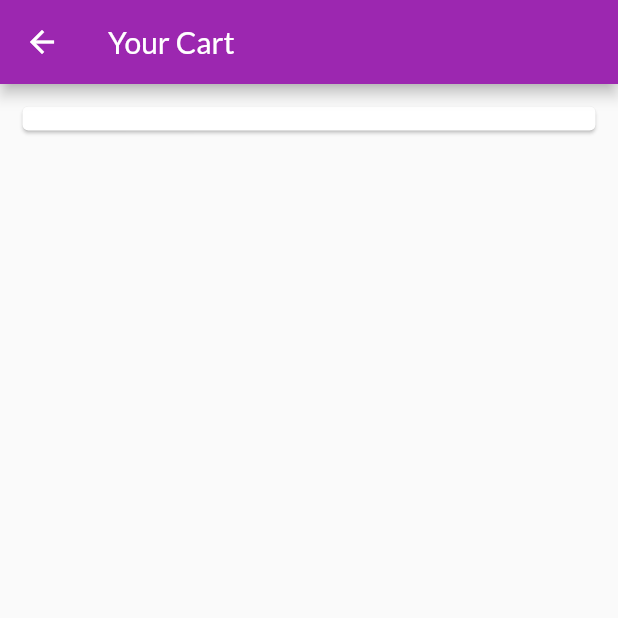
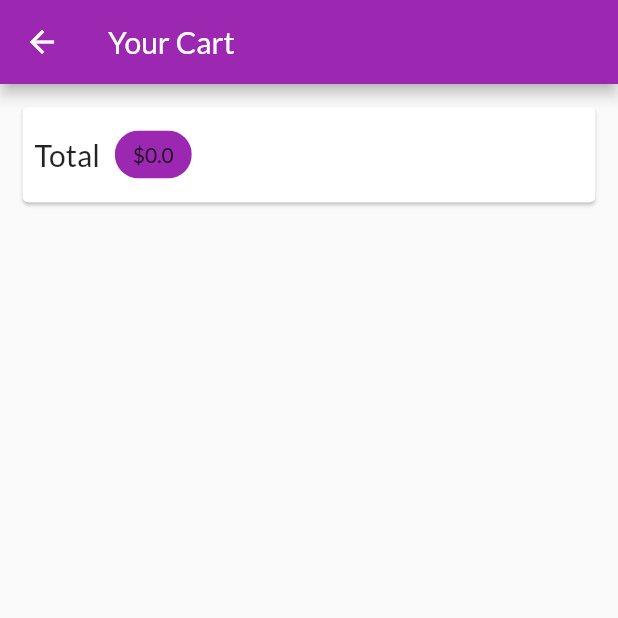
Before and after one commit to fdorado985/my_shop_flutter, a Flutter app: the CartScreen screen opened directly, on a phone screen of 412 x 824 dp, the top half of it. Run offline on Flutter 3.47's test engine with Material 2 defaults, Android fonts, the phone set to English and light mode, and no system bars; network calls fail.

Commit message:
Show the total amount of the cart and add the total logic on cart provider, connect the cart to the cart screen

```diff
--- a/lib/providers/cart.dart
+++ b/lib/providers/cart.dart
@@ -25,6 +25,14 @@ class Cart with ChangeNotifier {
     return _items.length;
   }
 
+  double get totalAmount {
+    var total = 0.0;
+    _items.forEach((key, item) {
+      total += item.price * item.quantity;
+    });
+    return total;
+  }
+
   void addItem(String productId, double price, String title) {
     if (_items.containsKey(productId)) {
       _items.update(
--- a/lib/screens/cart_screen.dart
+++ b/lib/screens/cart_screen.dart
@@ -1,8 +1,12 @@
 import 'package:flutter/material.dart';
+import 'package:my_shop_flutter/providers/cart.dart';
+import 'package:provider/provider.dart';
 
 class CartScreen extends StatelessWidget {
   @override
   Widget build(BuildContext context) {
+    final cart = Provider.of<Cart>(context);
+
     return Scaffold(
       appBar: AppBar(
         title: Text('Your Cart'),
@@ -14,7 +18,19 @@ class CartScreen extends StatelessWidget {
             child: Padding(
               padding: const EdgeInsets.all(8.0),
               child: Row(
-                children: [],
+                children: [
+                  Text(
+                    'Total',
+                    style: TextStyle(
+                      fontSize: 20,
+                    ),
+                  ),
+                  SizedBox(width: 10),
+                  Chip(
+                    label: Text('\$${cart.totalAmount.toString()}'),
+                    backgroundColor: Theme.of(context).primaryColor,
+                  )
+                ],
               ),
             ),
           ),
```
